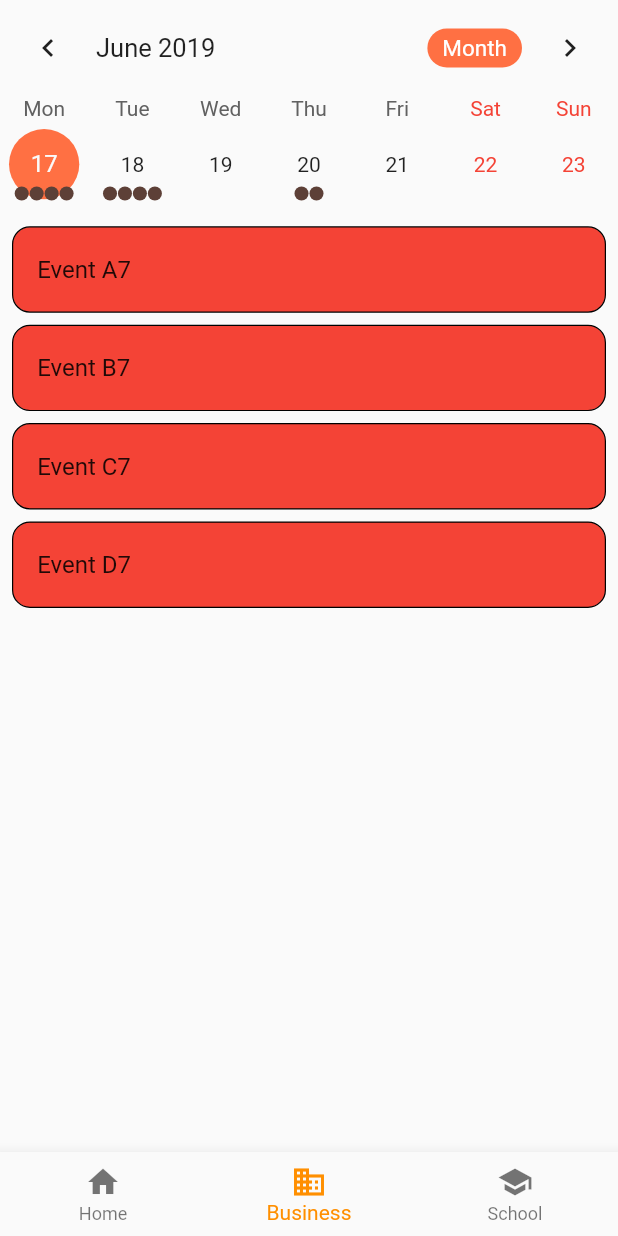
After one commit to oroshazi/flutter-projects, a Flutter app: the screen it shows after launch, item 2 of the bottom bar chosen, on a phone screen of 412 x 824 dp. The commit adds this screen. Run offline on Flutter 3.47's test engine with Material 2 defaults, Android fonts, the phone set to English and light mode, and no system bars; drawn by our look-alikes of table_calendar; our stand-ins replace bloc, equatable, flutter_bloc, rxdart; missing offline and left inert: date_utils.

Commit message:
(nevnapp): Move eventlist into its own widget

```diff
--- a/nevnapp/lib/main.dart
+++ b/nevnapp/lib/main.dart
@@ -1,5 +1,10 @@
 import 'package:flutter/material.dart';
 import 'package:intl/date_symbol_data_local.dart';
+import 'package:nevnapp/widgets/bottom_navigation.widget.dart';
+import 'package:nevnapp/widgets/event_list.widget.dart';
+import 'package:table_calendar/table_calendar.dart';
+import './data/name_days.data.dart';
+import 'package:date_utils/date_utils.dart';
 
 void main() {
   initializeDateFormatting().then((_) => runApp(MyApp()));
@@ -23,92 +28,306 @@ class MyApp extends StatelessWidget {
         // is not restarted.
         primarySwatch: Colors.blue,
       ),
-      home: MyHomePage(title: 'Flutter Demo Home Page'),
+      home: BottomNavigation(),
     );
   }
 }
 
 class MyHomePage extends StatefulWidget {
-  MyHomePage({Key key, this.title}) : super(key: key);
+  // MyHomePage({Key key, this.title = "default"}) : super(key: key);
 
-  // This widget is the home page of your application. It is stateful, meaning
-  // that it has a State object (defined below) that contains fields that affect
-  // how it looks.
-
-  // This class is the configuration for the state. It holds the values (in this
-  // case the title) provided by the parent (in this case the App widget) and
-  // used by the build method of the State. Fields in a Widget subclass are
-  // always marked "final".
-
-  final String title;
+  final String title = 'Flutter Demo Home Page';
 
   @override
   _MyHomePageState createState() => _MyHomePageState();
 }
 
-class _MyHomePageState extends State<MyHomePage> {
-  int _counter = 0;
+class _MyHomePageState extends State<MyHomePage> with TickerProviderStateMixin {
+  DateTime _selectedDay;
+  Map<DateTime, List> _events;
+  Map<DateTime, List> _visibleEvents;
+  Map<DateTime, List> _visibleHolidays;
+  List _selectedEvents;
+  AnimationController _controller;
 
-  void _incrementCounter() {
+  Map<DateTime, List> nameDays = NameDays().returnNamedays();
+
+  @override
+  void initState() {
+    super.initState();
+    _selectedDay = DateTime.now();
+    _events = {
+      _selectedDay.subtract(Duration(days: 30)): [
+        'Event A0',
+        'Event B0',
+        'Event C0'
+      ],
+      _selectedDay.subtract(Duration(days: 27)): ['Event A1'],
+      _selectedDay.subtract(Duration(days: 20)): [
+        'Event A2',
+        'Event B2',
+        'Event C2',
+        'Event D2'
+      ],
+      _selectedDay.subtract(Duration(days: 16)): ['Event A3', 'Event B3'],
+      _selectedDay.subtract(Duration(days: 10)): [
+        'Event A4',
+        'Event B4',
+        'Event C4'
+      ],
+      _selectedDay.subtract(Duration(days: 4)): [
+        'Event A5',
+        'Event B5',
+        'Event C5'
+      ],
+      _selectedDay.subtract(Duration(days: 2)): ['Event A6', 'Event B6'],
+      _selectedDay: ['Event A7', 'Event B7', 'Event C7', 'Event D7'],
+      _selectedDay.add(Duration(days: 1)): [
+        'Event A8',
+        'Event B8',
+        'Event C8',
+        'Event D8'
+      ],
+      _selectedDay.add(Duration(days: 3)):
+          Set.from(['Event A9', 'Event A9', 'Event B9']).toList(),
+      _selectedDay.add(Duration(days: 7)): [
+        'Event A10',
+        'Event B10',
+        'Event C10'
+      ],
+      _selectedDay.add(Duration(days: 11)): ['Event A11', 'Event B11'],
+      _selectedDay.add(Duration(days: 17)): [
+        'Event A12',
+        'Event B12',
+        'Event C12',
+        'Event D12'
+      ],
+      _selectedDay.add(Duration(days: 22)): ['Event A13', 'Event B13'],
+      _selectedDay.add(Duration(days: 26)): [
+        'Event A14',
+        'Event B14',
+        'Event C14'
+      ],
+    };
+
+    _selectedEvents = _events[_selectedDay] ?? [];
+    _visibleEvents = _events;
+    _visibleHolidays = nameDays;
+
+    _controller = AnimationController(
+      vsync: this,
+      duration: const Duration(milliseconds: 400),
+    );
+
+    _controller.forward();
+  }
+
+  void _onDaySelected(DateTime day, List events) {
     setState(() {
-      // This call to setState tells the Flutter framework that something has
-      // changed in this State, which causes it to rerun the build method below
-      // so that the display can reflect the updated values. If we changed
-      // _counter without calling setState(), then the build method would not be
-      // called again, and so nothing would appear to happen.
-      _counter++;
+      _selectedDay = day;
+      _selectedEvents = events;
+    });
+  }
+
+  void _onVisibleDaysChanged(
+      DateTime first, DateTime last, CalendarFormat format) {
+    setState(() {
+      _visibleEvents = Map.fromEntries(
+        _events.entries.where(
+          (entry) =>
+              entry.key.isAfter(first.subtract(const Duration(days: 1))) &&
+              entry.key.isBefore(last.add(const Duration(days: 1))),
+        ),
+      );
+
+      _visibleHolidays = Map.fromEntries(
+        nameDays.entries.where(
+          (entry) =>
+              entry.key.isAfter(first.subtract(const Duration(days: 1))) &&
+              entry.key.isBefore(last.add(const Duration(days: 1))),
+        ),
+      );
     });
   }
 
   @override
   Widget build(BuildContext context) {
-    // This method is rerun every time setState is called, for instance as done
-    // by the _incrementCounter method above.
-    //
-    // The Flutter framework has been optimized to make rerunning build methods
-    // fast, so that you can just rebuild anything that needs updating rather
-    // than having to individually change instances of widgets.
     return Scaffold(
-      appBar: AppBar(
-        // Here we take the value from the MyHomePage object that was created by
-        // the App.build method, and use it to set our appbar title.
-        title: Text(widget.title),
+      // appBar: AppBar(
+      //   title: Text(widget.title),
+      // ),
+      body: Column(
+        mainAxisSize: MainAxisSize.max,
+        children: <Widget>[
+          // Switch out 2 lines below to play with TableCalendar's settings
+          //-----------------------
+          _buildTableCalendar(),
+          // _buildTableCalendarWithBuilders(),
+          const SizedBox(height: 8.0),
+          Expanded(
+              child: EventList(
+            selectedEvents: _selectedEvents,
+          )),
+        ],
       ),
-      body: Center(
-        // Center is a layout widget. It takes a single child and positions it
-        // in the middle of the parent.
-        child: Column(
-          // Column is also layout widget. It takes a list of children and
-          // arranges them vertically. By default, it sizes itself to fit its
-          // children horizontally, and tries to be as tall as its parent.
-          //
-          // Invoke "debug painting" (press "p" in the console, choose the
-          // "Toggle Debug Paint" action from the Flutter Inspector in Android
-          // Studio, or the "Toggle Debug Paint" command in Visual Studio Code)
-          // to see the wireframe for each widget.
-          //
-          // Column has various properties to control how it sizes itself and
-          // how it positions its children. Here we use mainAxisAlignment to
-          // center the children vertically; the main axis here is the vertical
-          // axis because Columns are vertical (the cross axis would be
-          // horizontal).
-          mainAxisAlignment: MainAxisAlignment.center,
-          children: <Widget>[
-            Text(
-              'You have pushed the button this many times:',
-            ),
-            Text(
-              '$_counter',
-              style: Theme.of(context).textTheme.display1,
-            ),
-          ],
+      // bottomNavigationBar: BottomNavigation(),
+    );
+  }
+
+  // Simple TableCalendar configuration (using Styles)
+  Widget _buildTableCalendar() {
+    return TableCalendar(
+      locale: 'en_US',
+      events: _visibleEvents,
+      holidays: _visibleHolidays,
+      initialCalendarFormat: CalendarFormat.week,
+      formatAnimation: FormatAnimation.slide,
+      startingDayOfWeek: StartingDayOfWeek.monday,
+      availableGestures: AvailableGestures.all,
+      availableCalendarFormats: const {
+        CalendarFormat.month: 'Month',
+        CalendarFormat.twoWeeks: '2 weeks',
+        CalendarFormat.week: 'Week',
+      },
+      calendarStyle: CalendarStyle(
+        selectedColor: Colors.deepOrange[400],
+        todayColor: Colors.deepOrange[200],
+        markersColor: Colors.brown[700],
+      ),
+      headerStyle: HeaderStyle(
+        formatButtonTextStyle:
+            TextStyle().copyWith(color: Colors.white, fontSize: 15.0),
+        formatButtonDecoration: BoxDecoration(
+          color: Colors.deepOrange[400],
+          borderRadius: BorderRadius.circular(16.0),
         ),
       ),
-      floatingActionButton: FloatingActionButton(
-        onPressed: _incrementCounter,
-        tooltip: 'Increment',
-        child: Icon(Icons.add),
-      ), // This trailing comma makes auto-formatting nicer for build methods.
+      onDaySelected: _onDaySelected,
+      onVisibleDaysChanged: _onVisibleDaysChanged,
     );
   }
+
+  // More advanced TableCalendar configuration (using Builders & Styles)
+  Widget _buildTableCalendarWithBuilders() {
+    return TableCalendar(
+      locale: 'pl_PL',
+      events: _visibleEvents,
+      holidays: _visibleHolidays,
+      initialCalendarFormat: CalendarFormat.month,
+      formatAnimation: FormatAnimation.slide,
+      startingDayOfWeek: StartingDayOfWeek.sunday,
+      availableGestures: AvailableGestures.all,
+      availableCalendarFormats: const {
+        CalendarFormat.month: '',
+        CalendarFormat.week: '',
+      },
+      calendarStyle: CalendarStyle(
+        outsideDaysVisible: false,
+        weekendStyle: TextStyle().copyWith(color: Colors.blue[800]),
+        holidayStyle: TextStyle().copyWith(color: Colors.blue[800]),
+      ),
+      daysOfWeekStyle: DaysOfWeekStyle(
+        weekendStyle: TextStyle().copyWith(color: Colors.blue[600]),
+      ),
+      headerStyle: HeaderStyle(
+        centerHeaderTitle: true,
+        formatButtonVisible: false,
+      ),
+      builders: CalendarBuilders(
+        selectedDayBuilder: (context, date, _) {
+          return FadeTransition(
+            opacity: Tween(begin: 0.0, end: 1.0).animate(_controller),
+            child: Container(
+              margin: const EdgeInsets.all(4.0),
+              padding: const EdgeInsets.only(top: 5.0, left: 6.0),
+              color: Colors.deepOrange[300],
+              width: 100,
+              height: 100,
+              child: Text(
+                '${date.day}',
+                style: TextStyle().copyWith(fontSize: 16.0),
+              ),
+            ),
+          );
+        },
+        todayDayBuilder: (context, date, _) {
+          return Container(
+            margin: const EdgeInsets.all(4.0),
+            padding: const EdgeInsets.only(top: 5.0, left: 6.0),
+            color: Colors.amber[400],
+            width: 100,
+            height: 100,
+            child: Text(
+              '${date.day}',
+              style: TextStyle().copyWith(fontSize: 16.0),
+            ),
+          );
+        },
+        markersBuilder: (context, date, events, holidays) {
+          final children = <Widget>[];
+
+          if (events.isNotEmpty) {
+            children.add(
+              Positioned(
+                right: 1,
+                bottom: 1,
+                child: _buildEventsMarker(date, events),
+              ),
+            );
+          }
+
+          if (holidays.isNotEmpty) {
+            children.add(
+              Positioned(
+                right: -2,
+                top: -2,
+                child: _buildHolidaysMarker(),
+              ),
+            );
+          }
+
+          return children;
+        },
+      ),
+      onDaySelected: (date, events) {
+        _onDaySelected(date, events);
+        _controller.forward(from: 0.0);
+      },
+      onVisibleDaysChanged: _onVisibleDaysChanged,
+    );
+  }
+
+  Widget _buildEventsMarker(DateTime date, List events) {
+    return AnimatedContainer(
+      duration: const Duration(milliseconds: 300),
+      decoration: BoxDecoration(
+        shape: BoxShape.rectangle,
+        color: Utils.isSameDay(date, _selectedDay)
+            ? Colors.brown[500]
+            : Utils.isSameDay(date, DateTime.now())
+                ? Colors.brown[300]
+                : Colors.blue[400],
+      ),
+      width: 16.0,
+      height: 16.0,
+      child: Center(
+        child: Text(
+          '${events.length}',
+          style: TextStyle().copyWith(
+            color: Colors.white,
+            fontSize: 12.0,
+          ),
+        ),
+      ),
+    );
+  }
+
+  Widget _buildHolidaysMarker() {
+    return Icon(
+      Icons.add_box,
+      size: 20.0,
+      color: Colors.blueGrey[800],
+    );
+  }
+
 }
--- /dev/null
+++ b/nevnapp/lib/widgets/bottom_navigation.widget.dart
@@ -0,0 +1,63 @@
+import 'package:flutter/material.dart';
+import 'package:nevnapp/main.dart';
+
+class BottomNavigation extends StatefulWidget {
+  @override
+  State<StatefulWidget> createState() {
+    return _BottomNaviagtionState();
+  }
+}
+
+class _BottomNaviagtionState extends State<BottomNavigation> {
+  int _selectedIndex = 0;
+  static const TextStyle optionStyle =
+      TextStyle(fontSize: 30, fontWeight: FontWeight.bold);
+  static  List<Widget> _widgetOptions = <Widget>[
+    Text(
+      'Index 1: Business',
+      style: optionStyle,
+    ),
+    MyHomePage(),
+    Text(
+      'Index 2: School',
+      style: optionStyle,
+    ),
+  ];
+
+  void _onItemTapped(int index) {
+    setState(() {
+      _selectedIndex = index;
+    });
+  }
+
+  @override
+  Widget build(BuildContext context) {
+    return Scaffold(
+      // appBar: AppBar(
+      //   title: const Text('BottomNavigationBar Sample'),
+      // ),
+      body: Center(
+        child: _widgetOptions.elementAt(_selectedIndex),
+      ),
+      bottomNavigationBar: BottomNavigationBar(
+        items: const <BottomNavigationBarItem>[
+          BottomNavigationBarItem(
+            icon: Icon(Icons.home),
+            title: Text('Home'),
+          ),
+          BottomNavigationBarItem(
+            icon: Icon(Icons.business),
+            title: Text('Business'),
+          ),
+          BottomNavigationBarItem(
+            icon: Icon(Icons.school),
+            title: Text('School'),
+          ),
+        ],
+        currentIndex: _selectedIndex,
+        selectedItemColor: Colors.amber[800],
+        onTap: _onItemTapped,
+      ),
+    );
+  }
+}
--- /dev/null
+++ b/nevnapp/lib/widgets/event_list.widget.dart
@@ -0,0 +1,25 @@
+import 'package:flutter/material.dart';
+
+class EventList extends StatelessWidget {
+  List selectedEvents;
+  EventList({this.selectedEvents});
+
+  @override
+  Widget build(BuildContext context) {
+    return ListView(
+        children: selectedEvents
+            .map((event) => Container(
+                  decoration: BoxDecoration(
+                      border: Border.all(width: 0.8),
+                      borderRadius: BorderRadius.circular(12.0),
+                      color: Colors.red),
+                  margin: const EdgeInsets.symmetric(
+                      horizontal: 8.0, vertical: 4.0),
+                  child: ListTile(
+                    title: Text(event.toString()),
+                    onTap: () => print('$event tapped!'),
+                  ),
+                ))
+            .toList());
+  }
+}
```
Also changed, not shown: nevnapp/lib/widgets/screen_layout.screen.dart (added, +16 -0 lines).
